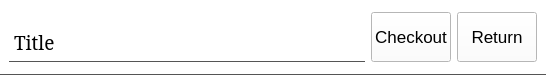
Old version of the form bookwidget.ui in the repository sbadame/checkout.
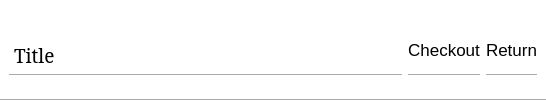
New version of the form.

Commit message: Looks pretty darn good

```diff
--- a/bookwidget.ui
+++ b/bookwidget.ui
@@ -7,7 +7,7 @@
     <x>0</x>
     <y>0</y>
     <width>546</width>
-    <height>75</height>
+    <height>100</height>
    </rect>
   </property>
   <property name="sizePolicy">
@@ -25,7 +25,7 @@
   <property name="maximumSize">
    <size>
     <width>600</width>
-    <height>75</height>
+    <height>100</height>
    </size>
   </property>
   <property name="focusPolicy">
@@ -63,7 +63,8 @@
      </property>
      <property name="styleSheet">
       <string notr="true">background-color:white;
-border-bottom: 1px solid #555555;</string>
+border: none;
+border-bottom: 1px solid #AAA;</string>
      </property>
      <layout class="QHBoxLayout" name="horizontalLayout_2">
       <item>
```
